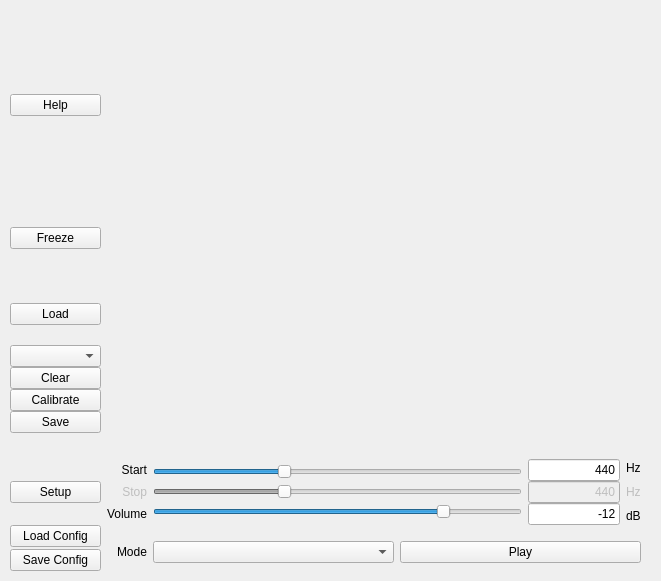
Qt form ui_AudioHelperGUI.ui (Rachael-ED/AudioHelper) before a commit.
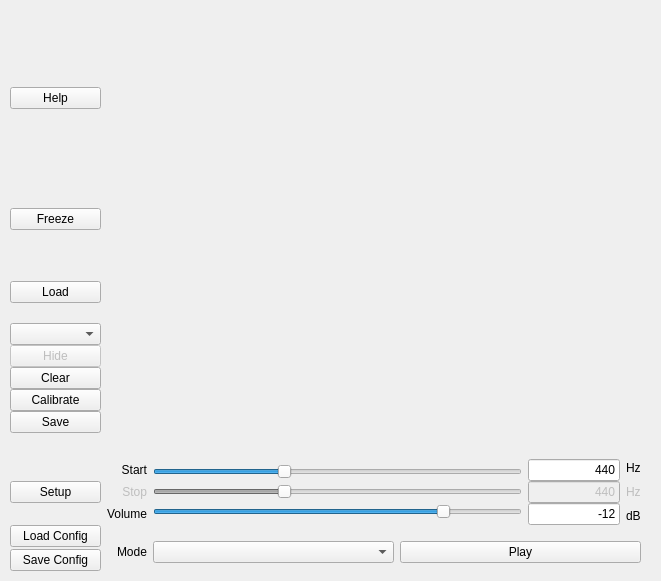
The same form after that commit. Icons and pictures are not drawn.

Commit message: Some enhancements to Guido: a) Made buttons smarter so you can’t remove the last plot b) Force colour, alpha & order for standard plots c) Remove Cal plot on cal clear to handle frozen case d) Added show/hide button

```diff
--- a/ui_AudioHelperGUI.ui
+++ b/ui_AudioHelperGUI.ui
@@ -381,6 +381,16 @@
           </property>
          </widget>
         </item>
+        <item>
+         <widget class="QPushButton" name="btn_showhide_data">
+          <property name="enabled">
+           <bool>false</bool>
+          </property>
+          <property name="text">
+           <string>Hide</string>
+          </property>
+         </widget>
+        </item>
         <item>
          <widget class="QPushButton" name="btn_clear_data">
           <property name="text">
```
The commit also changes 2 other files.
